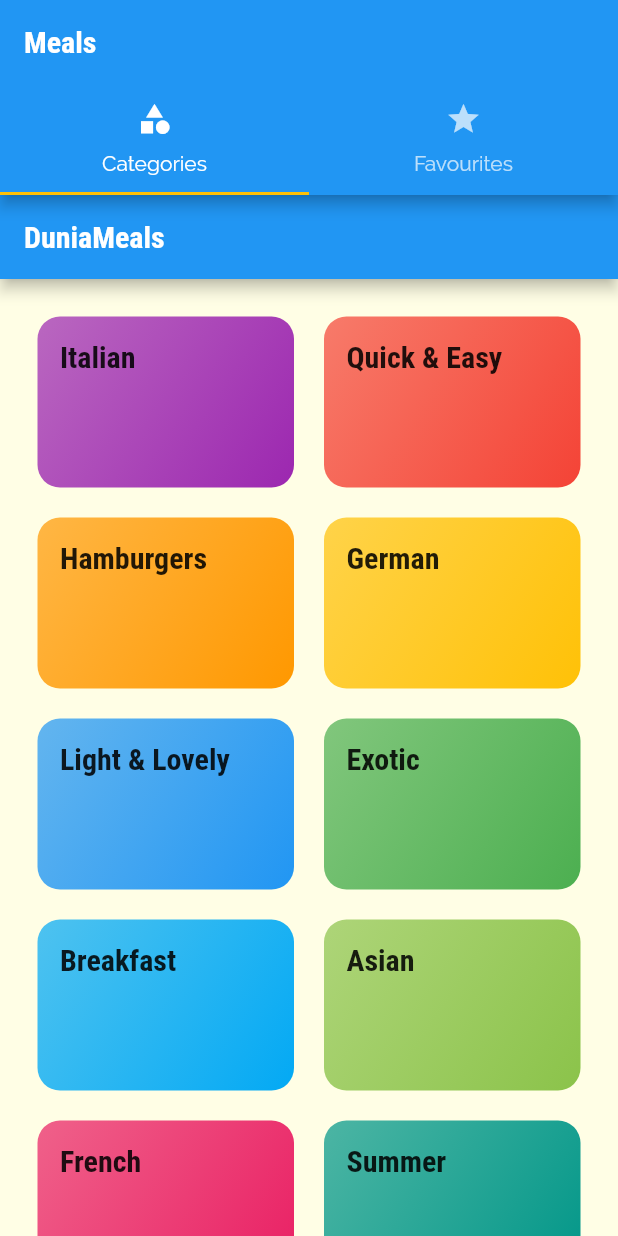
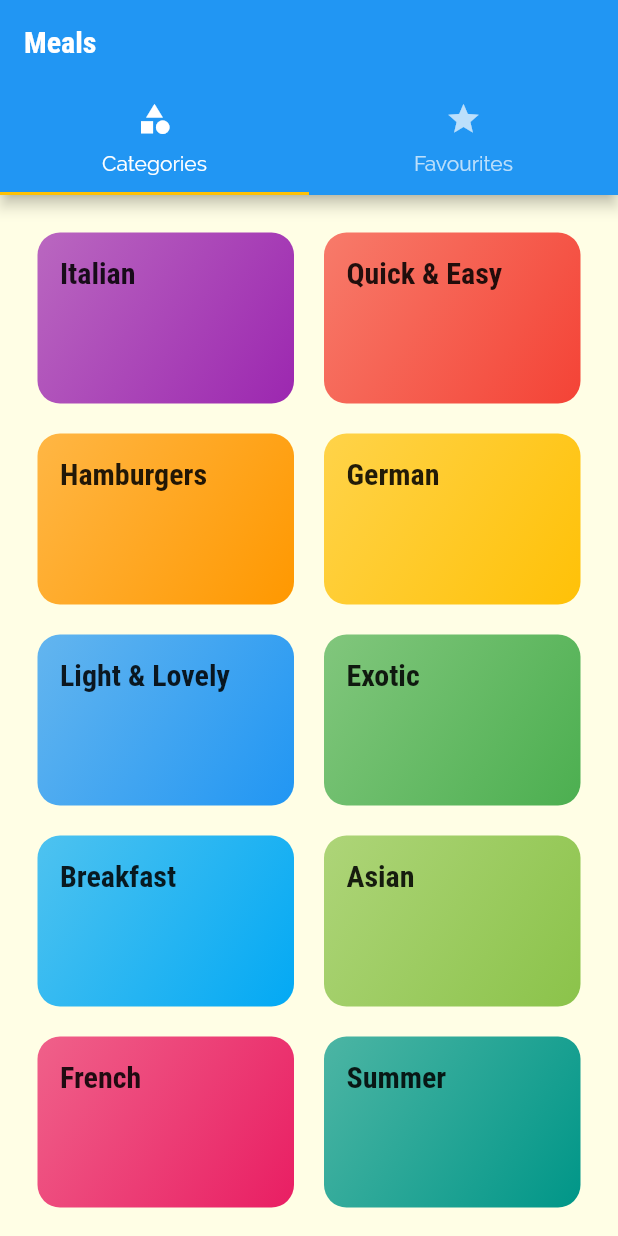
Before and after one commit to xmeix/meals_app, a Flutter app: the screen it shows after launch, on a phone screen of 412 x 824 dp. Run offline on Flutter 3.47's test engine with Material 2 defaults, Android fonts, the phone set to English and light mode, and no system bars.

```diff
--- a/lib/screens/categories_screen.dart
+++ b/lib/screens/categories_screen.dart
@@ -9,11 +9,7 @@ class CategoriesScreen extends StatelessWidget {
 
   @override
   Widget build(BuildContext context) {
-    return Scaffold(
-      appBar: AppBar(
-        title: Text('DuniaMeals'),
-      ),
-      body: GridView(
+    return GridView(
       gridDelegate: SliverGridDelegateWithMaxCrossAxisExtent(
         maxCrossAxisExtent: 200,
         childAspectRatio: 3 / 2, //300 height
@@ -30,7 +26,6 @@ class CategoriesScreen extends StatelessWidget {
             ),
           )
           .toList(),
-      ),
     );
   }
 }
--- a/lib/screens/favourites_screen.dart
+++ b/lib/screens/favourites_screen.dart
@@ -1,13 +1,11 @@
 import 'package:flutter/material.dart';
-import 'package:flutter/src/foundation/key.dart';
-import 'package:flutter/src/widgets/framework.dart';
 
 class FavouritesScreen extends StatelessWidget {
   const FavouritesScreen({Key? key}) : super(key: key);
 
   @override
   Widget build(BuildContext context) {
-    return Center(
+    return const Center(
       child: Text('favourites'),
     );
   }
--- a/lib/screens/tabs_screen.dart
+++ b/lib/screens/tabs_screen.dart
@@ -14,6 +14,7 @@ class _TabsScreenState extends State<TabsScreen> {
   @override
   Widget build(BuildContext context) {
     return DefaultTabController(
+      initialIndex: 0,
       length: 2,
       child: Scaffold(
         appBar: AppBar(
```
Lines whose indentation alone changed are shown as unchanged.
